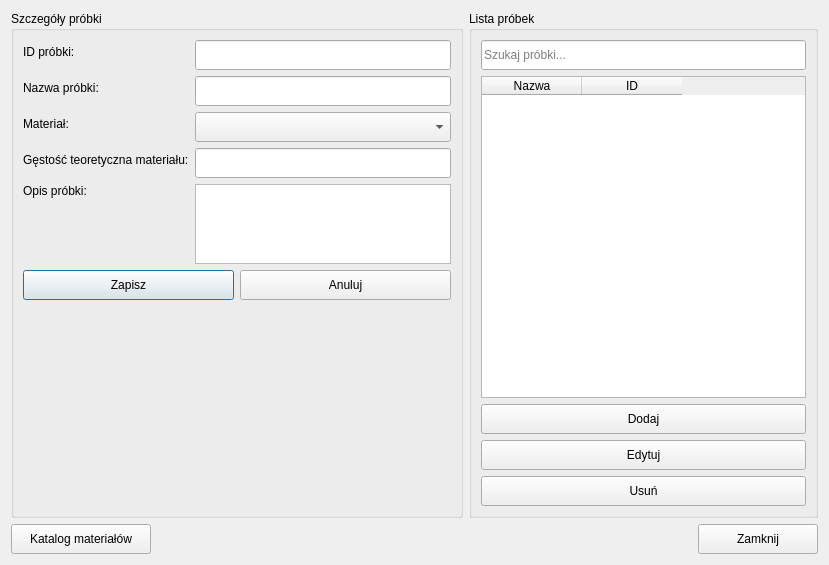
Old version of the form sample/sample_dialog.ui in the repository mar8us/SerialPortConnectorRadwag.
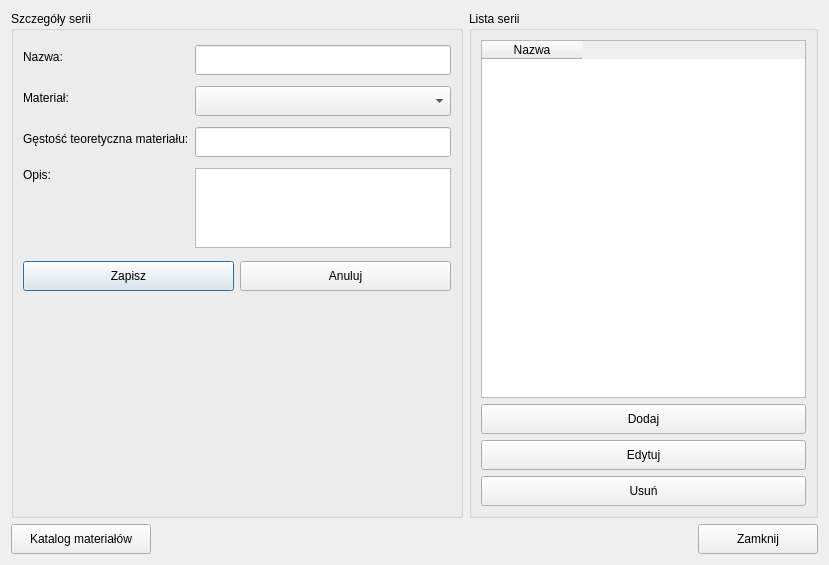
New version of the form.

Commit message:
Sample - refactor part 2 - Add sample-measurement linking with cascade deletion and UI updates
Connect samples to measurements with cascade deletion:
- Link sample entities to measurement records
- Remove sample now deletes associated measurements
- Update measurement process UI with minor improvements

```diff
--- a/sample/sample_dialog.ui
+++ b/sample/sample_dialog.ui
@@ -19,39 +19,19 @@
      <item>
       <widget class="QGroupBox" name="groupBoxSampleDetails">
        <property name="title">
-        <string>Szczegóły próbki</string>
+        <string>Szczegóły serii</string>
        </property>
        <layout class="QVBoxLayout" name="verticalLayout_3">
         <item>
          <layout class="QFormLayout" name="formLayout">
           <item row="0" column="0">
-           <widget class="QLabel" name="labelSampleId">
-            <property name="text">
-             <string>ID próbki:</string>
-            </property>
-           </widget>
-          </item>
-          <item row="0" column="1">
-           <widget class="QLineEdit" name="editSampleId">
-            <property name="minimumSize">
-             <size>
-              <width>0</width>
-              <height>30</height>
-             </size>
-            </property>
-            <property name="readOnly">
-             <bool>true</bool>
-            </property>
-           </widget>
-          </item>
-          <item row="1" column="0">
            <widget class="QLabel" name="labelSampleName">
             <property name="text">
-             <string>Nazwa próbki:</string>
+             <string>Nazwa:</string>
             </property>
            </widget>
           </item>
-          <item row="1" column="1">
+          <item row="0" column="1">
            <widget class="QLineEdit" name="editSampleName">
             <property name="minimumSize">
              <size>
@@ -61,14 +41,14 @@
             </property>
            </widget>
           </item>
-          <item row="2" column="0">
+          <item row="1" column="0">
            <widget class="QLabel" name="labelMaterial">
             <property name="text">
              <string>Materiał:</string>
             </property>
            </widget>
           </item>
-          <item row="2" column="1">
+          <item row="1" column="1">
            <widget class="QComboBox" name="comboBoxMaterial">
             <property name="minimumSize">
              <size>
@@ -78,14 +58,14 @@
             </property>
            </widget>
           </item>
-          <item row="3" column="0">
+          <item row="2" column="0">
            <widget class="QLabel" name="labelMaterialDensity">
             <property name="text">
              <string>Gęstość teoretyczna materiału:</string>
             </property>
            </widget>
           </item>
-          <item row="3" column="1">
+          <item row="2" column="1">
            <widget class="QLineEdit" name="editMaterialDensity">
             <property name="minimumSize">
              <size>
@@ -98,17 +78,17 @@
             </property>
            </widget>
           </item>
-          <item row="5" column="0">
+          <item row="4" column="0">
            <widget class="QLabel" name="labelSampleDescription">
             <property name="text">
-             <string>Opis próbki:</string>
+             <string>Opis:</string>
             </property>
             <property name="alignment">
              <set>Qt::AlignmentFlag::AlignTop</set>
             </property>
            </widget>
           </item>
-          <item row="5" column="1">
+          <item row="4" column="1">
            <widget class="QPlainTextEdit" name="editSampleDescription">
             <property name="maximumSize">
              <size>
@@ -175,25 +155,9 @@
         </size>
        </property>
        <property name="title">
-        <string>Lista próbek</string>
+        <string>Lista serii</string>
        </property>
        <layout class="QVBoxLayout" name="verticalLayout_2">
-        <item>
-         <widget class="QLineEdit" name="editSearchSample">
-          <property name="minimumSize">
-           <size>
-            <width>0</width>
-            <height>30</height>
-           </size>
-          </property>
-          <property name="placeholderText">
-           <string>Szukaj próbki...</string>
-          </property>
-          <property name="clearButtonEnabled">
-           <bool>true</bool>
-          </property>
-         </widget>
-        </item>
         <item>
          <widget class="QTableWidget" name="tableWidgetSamples">
           <property name="selectionMode">
@@ -203,18 +167,13 @@
            <enum>QAbstractItemView::SelectionBehavior::SelectRows</enum>
           </property>
           <property name="columnCount">
-           <number>2</number>
+           <number>1</number>
           </property>
           <column>
            <property name="text">
             <string>Nazwa</string>
            </property>
           </column>
-          <column>
-           <property name="text">
-            <string>ID</string>
-           </property>
-          </column>
          </widget>
         </item>
         <item>
```
The commit also changes 20 other files.
